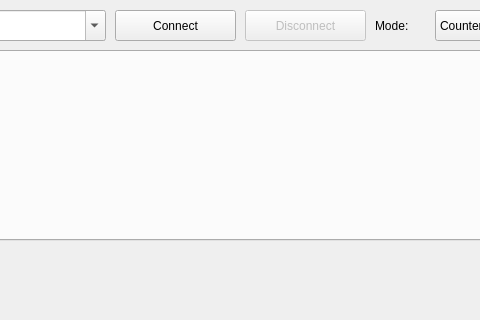
The window that mainwindow.ui (ahp-electronics/xc-gui) describes before a commit, drawn with Qt 5; both pictures show x 125 to 605 and y 0 to 320 of the 897 by 600 pixel window.
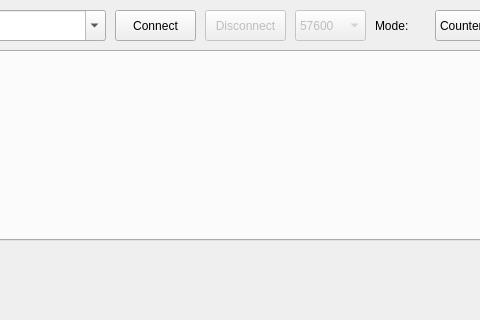
The same window after the commit.

The edit to the form file:
```diff
--- a/mainwindow.ui
+++ b/mainwindow.ui
@@ -45,7 +45,7 @@
      <rect>
       <x>240</x>
       <y>10</y>
-      <width>121</width>
+      <width>81</width>
       <height>31</height>
      </rect>
     </property>
@@ -59,9 +59,9 @@
     </property>
     <property name="geometry">
      <rect>
-      <x>370</x>
+      <x>330</x>
       <y>10</y>
-      <width>121</width>
+      <width>81</width>
       <height>31</height>
      </rect>
     </property>
@@ -149,6 +149,34 @@
      <number>15</number>
     </property>
    </widget>
+   <widget class="QComboBox" name="BaudRate">
+    <property name="enabled">
+     <bool>false</bool>
+    </property>
+    <property name="geometry">
+     <rect>
+      <x>420</x>
+      <y>10</y>
+      <width>71</width>
+      <height>31</height>
+     </rect>
+    </property>
+    <item>
+     <property name="text">
+      <string>57600</string>
+     </property>
+    </item>
+    <item>
+     <property name="text">
+      <string>115200</string>
+     </property>
+    </item>
+    <item>
+     <property name="text">
+      <string>230400</string>
+     </property>
+    </item>
+   </widget>
   </widget>
   <widget class="QMenuBar" name="menubar">
    <property name="geometry">
```
